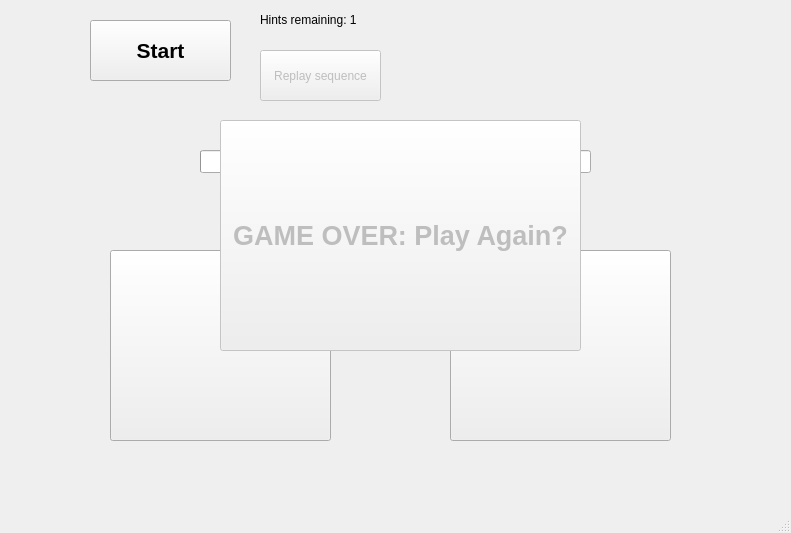
Old version of the form A6SimonQt/mainwindow.ui in the repository University-of-Utah-CS3505/a6-simon-f24-3gretski.
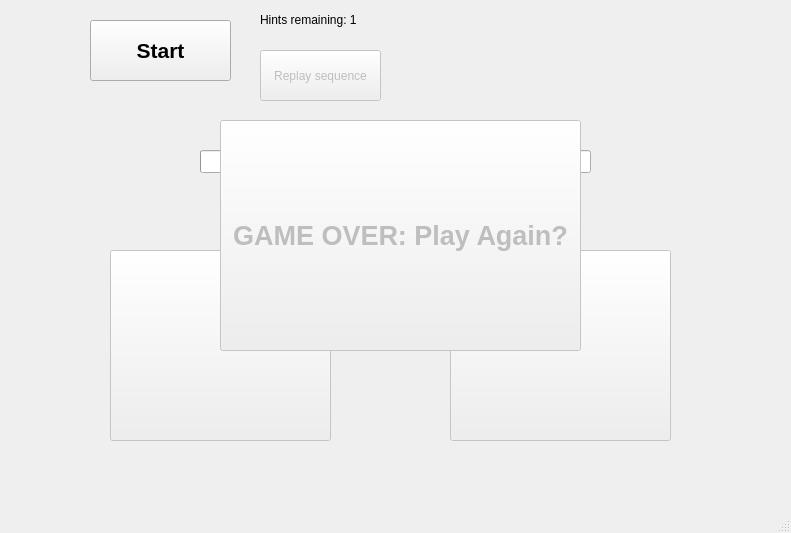
New version of the form.

Commit message: disable buttons at start, updated model comments

```diff
--- a/A6SimonQt/mainwindow.ui
+++ b/A6SimonQt/mainwindow.ui
@@ -34,6 +34,9 @@
     </property>
    </widget>
    <widget class="QPushButton" name="redButton">
+    <property name="enabled">
+     <bool>false</bool>
+    </property>
     <property name="geometry">
      <rect>
       <x>110</x>
@@ -47,6 +50,9 @@
     </property>
    </widget>
    <widget class="QPushButton" name="blueButton">
+    <property name="enabled">
+     <bool>false</bool>
+    </property>
     <property name="geometry">
      <rect>
       <x>450</x>
```
The commit also changes 2 other files.
